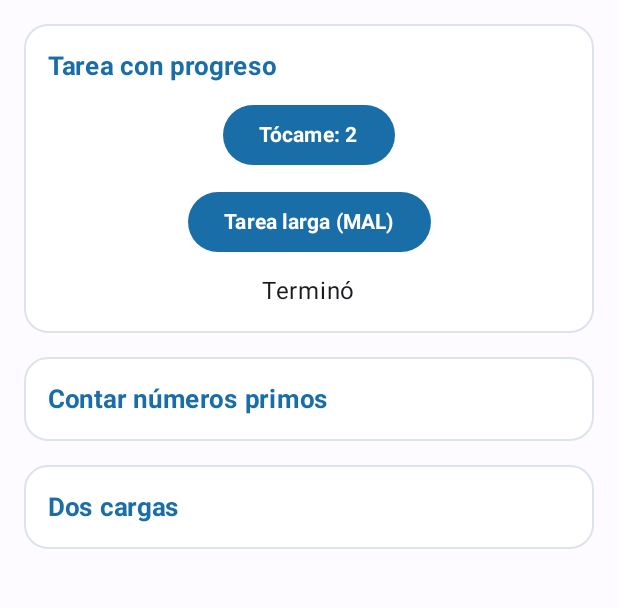
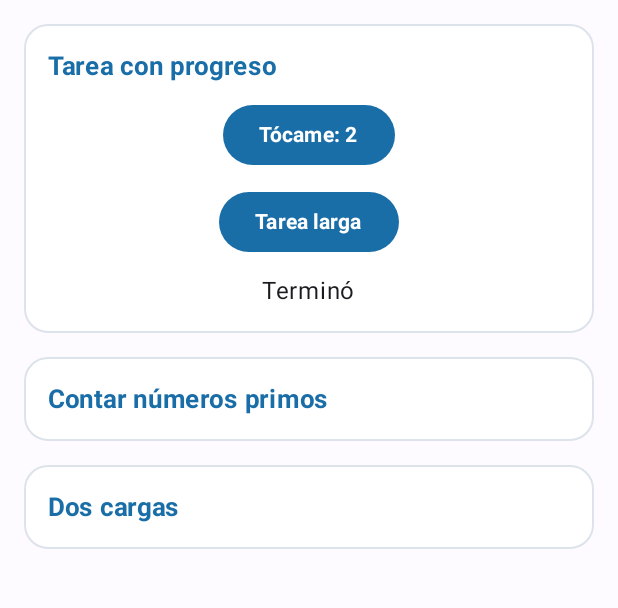
Before and after one commit to jordanabad797-pixel/CentroTareas, an Android app built with Jetpack Compose: the screen it shows after launch (MainActivity), after a tap on an icon or button, on a phone screen of 412 x 824 dp, the part 96-704 px from its top. Run offline under Robolectric (Android 15) with nearby library versions, the phone set to English and light mode, and no system bars; 2 other taps on this screen came first.

Commit message:
fix(hilos): mueve la tarea larga a una corrutina con withContext

```diff
--- a/app/src/main/java/com/tecsup/centrotareas/ui/PantallaTareas.kt
+++ b/app/src/main/java/com/tecsup/centrotareas/ui/PantallaTareas.kt
@@ -70,8 +70,8 @@ private fun TarjetaProgreso(vm: TareasViewModel) {
         Button(onClick = { toques++ }) {
             Text("Tócame: $toques", fontWeight = FontWeight.Bold)
         }
-        Button(onClick = { vm.tareaLargaMala() }) {
-            Text("Tarea larga (MAL)", fontWeight = FontWeight.Bold)
+        Button(onClick = { vm.tareaLarga() }) {
+            Text("Tarea larga", fontWeight = FontWeight.Bold)
         }
         Text(text = mensaje, color = MaterialTheme.colorScheme.onSurface)
     }
--- a/app/src/main/java/com/tecsup/centrotareas/viewmodel/TareasViewModel.kt
+++ b/app/src/main/java/com/tecsup/centrotareas/viewmodel/TareasViewModel.kt
@@ -1,22 +1,35 @@
 package com.tecsup.centrotareas.viewmodel
 
+import android.util.Log
 import androidx.lifecycle.ViewModel
+import androidx.lifecycle.viewModelScope
 import com.tecsup.centrotareas.data.TareasRepository
 import com.tecsup.centrotareas.model.CargaUi
 import com.tecsup.centrotareas.model.PrimosUi
+import kotlinx.coroutines.Dispatchers
+import kotlinx.coroutines.delay
 import kotlinx.coroutines.flow.MutableStateFlow
 import kotlinx.coroutines.flow.StateFlow
 import kotlinx.coroutines.flow.asStateFlow
+import kotlinx.coroutines.launch
+import kotlinx.coroutines.withContext
 
 class TareasViewModel(private val repo: TareasRepository) : ViewModel() {
 
     private val _mensaje = MutableStateFlow("Listo")
     val mensaje: StateFlow<String> = _mensaje.asStateFlow()
 
-    fun tareaLargaMala() {
-        _mensaje.value = "Trabajando..."
-        Thread.sleep(4000)
-        _mensaje.value = "Terminó"
+    fun tareaLarga() {
+        viewModelScope.launch {
+            _mensaje.value = "Trabajando..."
+            Log.d("HILO", "Antes: ${Thread.currentThread().name}")
+            withContext(Dispatchers.Default) {
+                Log.d("HILO", "Dentro: ${Thread.currentThread().name}")
+                delay(4000)
+            }
+            Log.d("HILO", "Despues: ${Thread.currentThread().name}")
+            _mensaje.value = "Terminó"
+        }
     }
 
     private val _primos = MutableStateFlow<PrimosUi>(PrimosUi.Inicial)
```
